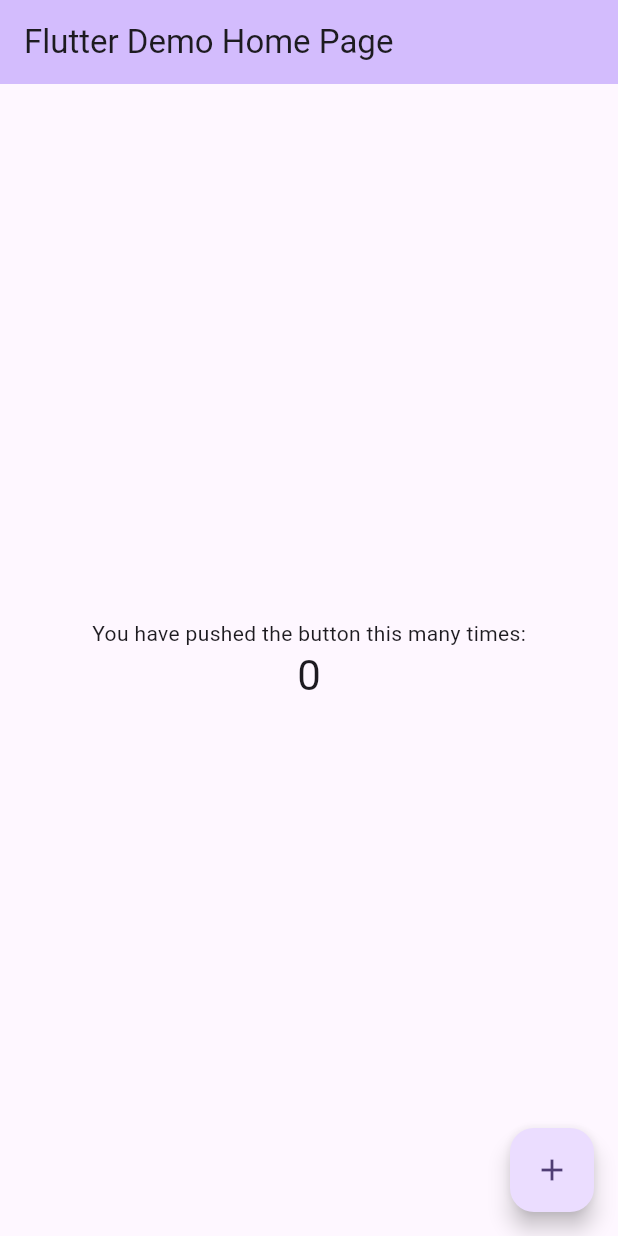
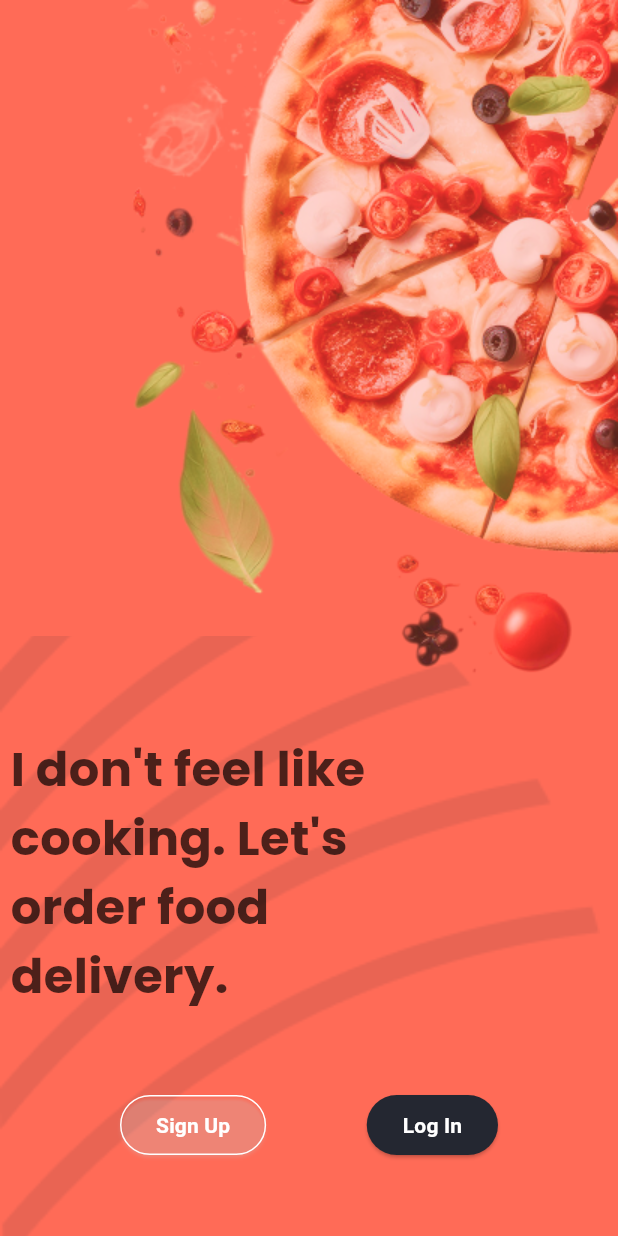
Before and after one commit to mahedizaman/flutter_pizza_shop, a Flutter app: the screen it shows after launch, on a phone screen of 412 x 824 dp. Run offline on Flutter 3.47's test engine with Material 3 defaults, Android fonts, the phone set to English and light mode, and no system bars; our stand-ins replace google_fonts.

Commit message:
feat:welcome auth landing page 90% complete

```diff
--- a/lib/main.dart
+++ b/lib/main.dart
@@ -1,4 +1,5 @@
 import 'package:flutter/material.dart';
+import 'package:flutter_pizza_shop/widgets/splashPage.dart';
 
 void main() {
   runApp(const MyApp());
@@ -11,112 +12,9 @@ class MyApp extends StatelessWidget {
   @override
   Widget build(BuildContext context) {
     return MaterialApp(
-      title: 'Flutter Demo',
-      theme: ThemeData(
-        // This is the theme of your application.
-        //
-        // TRY THIS: Try running your application with "flutter run". You'll see
-        // the application has a purple toolbar. Then, without quitting the app,
-        // try changing the seedColor in the colorScheme below to Colors.green
-        // and then invoke "hot reload" (save your changes or press the "hot
-        // reload" button in a Flutter-supported IDE, or press "r" if you used
-        // the command line to start the app).
-        //
-        // Notice that the counter didn't reset back to zero; the application
-        // state is not lost during the reload. To reset the state, use hot
-        // restart instead.
-        //
-        // This works for code too, not just values: Most code changes can be
-        // tested with just a hot reload.
-        colorScheme: .fromSeed(seedColor: Colors.deepPurple),
-      ),
-      home: const MyHomePage(title: 'Flutter Demo Home Page'),
+      title: 'Pizza Shop',
+      debugShowCheckedModeBanner: false,
+      home: const SplashPage(),
     );
   }
 }
-
-class MyHomePage extends StatefulWidget {
-  const MyHomePage({super.key, required this.title});
-
-  // This widget is the home page of your application. It is stateful, meaning
-  // that it has a State object (defined below) that contains fields that affect
-  // how it looks.
-
-  // This class is the configuration for the state. It holds the values (in this
-  // case the title) provided by the parent (in this case the App widget) and
-  // used by the build method of the State. Fields in a Widget subclass are
-  // always marked "final".
-
-  final String title;
-
-  @override
-  State<MyHomePage> createState() => _MyHomePageState();
-}
-
-class _MyHomePageState extends State<MyHomePage> {
-  int _counter = 0;
-
-  void _incrementCounter() {
-    setState(() {
-      // This call to setState tells the Flutter framework that something has
-      // changed in this State, which causes it to rerun the build method below
-      // so that the display can reflect the updated values. If we changed
-      // _counter without calling setState(), then the build method would not be
-      // called again, and so nothing would appear to happen.
-      _counter++;
-    });
-  }
-
-  @override
-  Widget build(BuildContext context) {
-    // This method is rerun every time setState is called, for instance as done
-    // by the _incrementCounter method above.
-    //
-    // The Flutter framework has been optimized to make rerunning build methods
-    // fast, so that you can just rebuild anything that needs updating rather
-    // than having to individually change instances of widgets.
-    return Scaffold(
-      appBar: AppBar(
-        // TRY THIS: Try changing the color here to a specific color (to
-        // Colors.amber, perhaps?) and trigger a hot reload to see the AppBar
-        // change color while the other colors stay the same.
-        backgroundColor: Theme.of(context).colorScheme.inversePrimary,
-        // Here we take the value from the MyHomePage object that was created by
-        // the App.build method, and use it to set our appbar title.
-        title: Text(widget.title),
-      ),
-      body: Center(
-        // Center is a layout widget. It takes a single child and positions it
-        // in the middle of the parent.
-        child: Column(
-          // Column is also a layout widget. It takes a list of children and
-          // arranges them vertically. By default, it sizes itself to fit its
-          // children horizontally, and tries to be as tall as its parent.
-          //
-          // Column has various properties to control how it sizes itself and
-          // how it positions its children. Here we use mainAxisAlignment to
-          // center the children vertically; the main axis here is the vertical
-          // axis because Columns are vertical (the cross axis would be
-          // horizontal).
-          //
-          // TRY THIS: Invoke "debug painting" (choose the "Toggle Debug Paint"
-          // action in the IDE, or press "p" in the console), to see the
-          // wireframe for each widget.
-          mainAxisAlignment: .center,
-          children: [
-            const Text('You have pushed the button this many times:'),
-            Text(
-              '$_counter',
-              style: Theme.of(context).textTheme.headlineMedium,
-            ),
-          ],
-        ),
-      ),
-      floatingActionButton: FloatingActionButton(
-        onPressed: _incrementCounter,
-        tooltip: 'Increment',
-        child: const Icon(Icons.add),
-      ),
-    );
-  }
-}
--- /dev/null
+++ b/lib/widgets/welcomeAuthLandingPage.dart
@@ -0,0 +1,104 @@
+import 'package:flutter/material.dart';
+import 'package:google_fonts/google_fonts.dart';
+
+class WelcomeAuthLandingPage extends StatefulWidget {
+  const WelcomeAuthLandingPage({super.key});
+
+  @override
+  State<WelcomeAuthLandingPage> createState() => _WelcomeAuthLandingPageState();
+}
+
+class _WelcomeAuthLandingPageState extends State<WelcomeAuthLandingPage> {
+  @override
+  Widget build(BuildContext context) {
+    return Scaffold(
+      backgroundColor: Color(0xFFFF6B57),
+      body: Stack(
+        children: [
+          Positioned(
+            bottom: 0,
+            left: 0,
+            child: Opacity(
+              opacity: 0.1,
+              child: Image.asset(
+                'assets/images/Vector-1.png',
+                width: 400,
+                height: 400,
+                fit: BoxFit.cover,
+              ),
+            ),
+          ),
+          Positioned(
+            top: 0,
+            right: 0,
+            child: Opacity(
+              opacity: 0.7,
+              child: Image.asset(
+                'assets/images/wepik-export-20231123125826rxSl 1.png',
+              ),
+            ),
+          ),
+          Positioned(
+            left: 0,
+            bottom: 150,
+            child: Opacity(
+              opacity: 0.9,
+              child: Text.rich(
+                TextSpan(
+                  children: [
+                    TextSpan(
+                      text:
+                          (" I don't feel like\n cooking. Let's\n order food\n delivery."),
+                      style: GoogleFonts.poppins(
+                        color: const Color.fromARGB(197, 0, 0, 0),
+                        fontSize: 32,
+                        fontWeight: FontWeight.bold,
+                      ),
+                    ),
+                  ],
+                ),
+              ),
+            ),
+          ),
+          Positioned(
+            bottom: 50,
+            left: 80,
+            child: ElevatedButton(
+              onPressed: () {},
+              style: ElevatedButton.styleFrom(
+                backgroundColor: Colors.transparent,
+                shadowColor: const Color.fromARGB(100, 255, 255, 255),
+                foregroundColor: Colors.white,
+                side: BorderSide(color: Colors.white, width: 1),
+              ),
+              child: Text(
+                'Sign Up',
+                style: TextStyle(
+                  color: Colors.white,
+                  fontWeight: FontWeight.bold,
+                ),
+              ),
+            ),
+          ),
+          Positioned(
+            bottom: 50,
+            right: 80,
+            child: ElevatedButton(
+              style: ElevatedButton.styleFrom(
+                backgroundColor: Color(0xFF242731),
+              ),
+              onPressed: () {},
+              child: Text(
+                'Log In',
+                style: TextStyle(
+                  fontWeight: FontWeight.bold,
+                  color: Colors.white,
+                ),
+              ),
+            ),
+          ),
+        ],
+      ),
+    );
+  }
+}
```
Also changed, not shown: lib/widgets/forgotPasswordPage.dart (added, +15 -0 lines), lib/widgets/loginPage.dart (added, +15 -0 lines), lib/widgets/signupPage.dart (added, +15 -0 lines), lib/widgets/splashPage.dart (added, +59 -0 lines), pubspec.yaml (+4 -5 lines), pubspec.lock, 2 other files.
